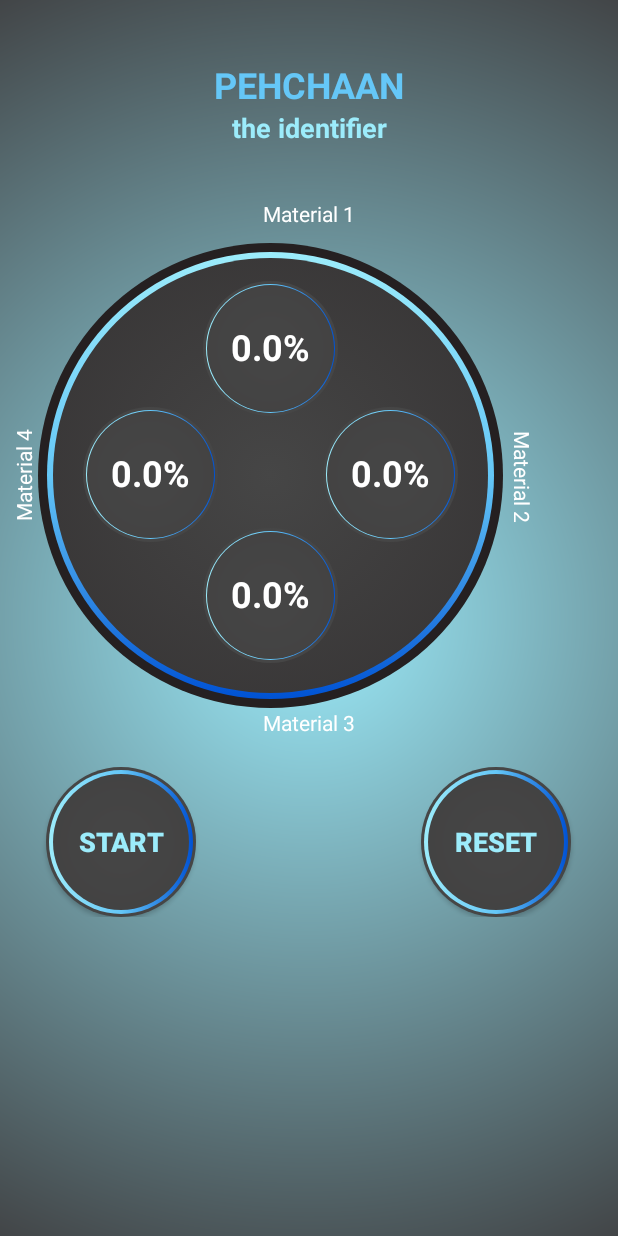
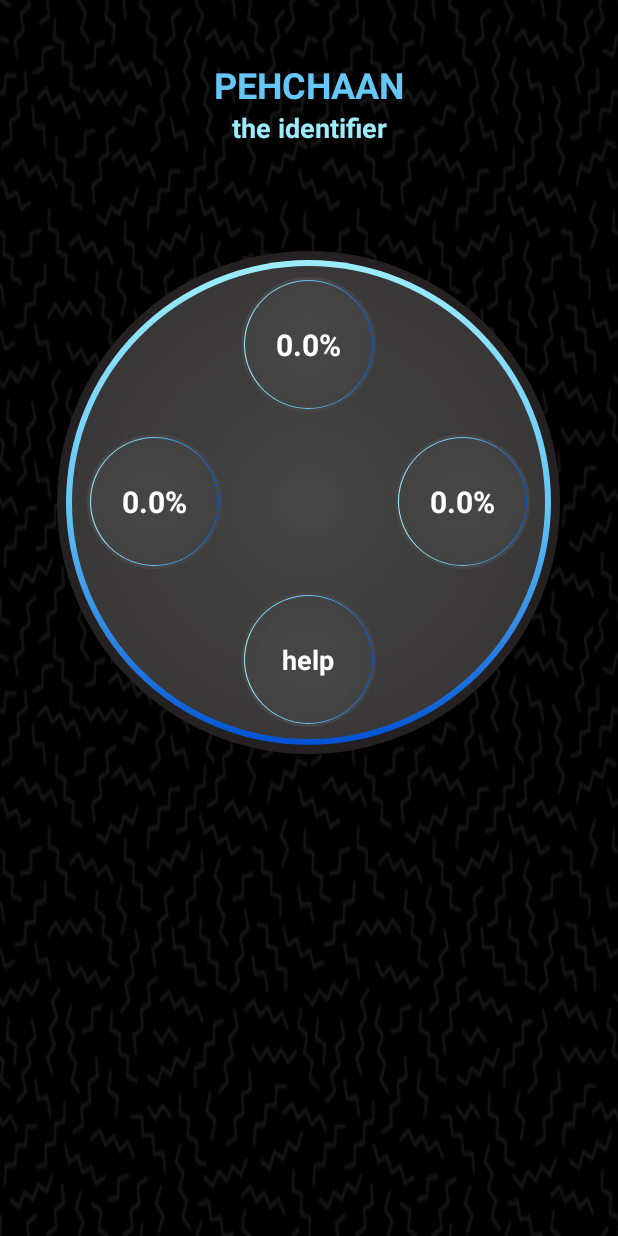
Before and after one commit to AnshulHedau/Pehchaan-The-Identifier, an Android app: the screen it shows after launch (InsightActivity), on a phone screen of 412 x 824 dp. Run offline under Robolectric (Android 15) with nearby library versions, the light colour scheme and no system bars; our stand-ins replace Firebase (no records; nobody signed in at launch, a user with empty details on screens opened directly); 3 statements that could not run were skipped.

Commit message:
Modified UI a bit :exclamation:

```diff
--- a/Data_Visualisation_Android/app/src/main/java/com/example/pehchaan/InsightActivity.java
+++ b/Data_Visualisation_Android/app/src/main/java/com/example/pehchaan/InsightActivity.java
@@ -4,6 +4,8 @@ import android.app.Activity;
 import android.graphics.drawable.AnimationDrawable;
 import android.os.Bundle;
 import android.support.annotation.NonNull;
+import android.view.View;
+import android.widget.LinearLayout;
 import android.widget.TextView;
 
 import com.google.firebase.database.DataSnapshot;
@@ -14,6 +16,8 @@ import com.google.firebase.database.ValueEventListener;
 
 public class InsightActivity extends Activity {
 
+    private boolean help_displayed = false;
+
     @Override
     protected void onCreate(Bundle savedInstanceState) {
         super.onCreate(savedInstanceState);
@@ -23,7 +27,24 @@ public class InsightActivity extends Activity {
         final TextView textView_m1 = findViewById(R.id.tv_m1);
         final TextView textView_m2 = findViewById(R.id.tv_m2);
         final TextView textView_m3 = findViewById(R.id.tv_m3);
-        final TextView textView_m4 = findViewById(R.id.tv_m4);
+
+        TextView help_btn = findViewById(R.id.help_btn);
+        final LinearLayout help_view = findViewById(R.id.help_values);
+
+        help_btn.setOnClickListener(new View.OnClickListener() {
+            @Override
+            public void onClick(View v) {
+                if(help_displayed) {
+                    help_view.setVisibility(View.INVISIBLE);
+                    help_displayed = !help_displayed;
+                }
+
+                else {
+                    help_view.setVisibility(View.VISIBLE);
+                    help_displayed = !help_displayed;
+                }
+            }
+        });
 
         DatabaseReference database_rf = FirebaseDatabase.getInstance().getReference();
         database_rf.addValueEventListener(new ValueEventListener() {
@@ -43,10 +64,6 @@ public class InsightActivity extends Activity {
                 temp_int_value = (int) (Double.parseDouble(dataSnapshot.child("confidence_values").child("material_3").getValue().toString()) * 1000);
                 temp_double_value = (float) temp_int_value / 10;
                 textView_m3.setText(temp_double_value + "%");
-
-                temp_int_value = (int) (Double.parseDouble(dataSnapshot.child("confidence_values").child("material_4").getValue().toString()) * 1000);
-                temp_double_value = (float) temp_int_value / 10;
-                textView_m4.setText(temp_double_value + "%");
             }
 
             @Override
--- a/Data_Visualisation_Android/app/src/main/res/layout/activity_insight.xml
+++ b/Data_Visualisation_Android/app/src/main/res/layout/activity_insight.xml
@@ -4,24 +4,15 @@
     android:layout_width="match_parent"
     android:layout_height="match_parent"
     android:layout_gravity="center"
-    android:background="@drawable/background_gradient"
+    android:background="@drawable/memphis"
     android:orientation="vertical"
     tools:context=".InsightActivity">
-
-    <LinearLayout
-        android:layout_width="match_parent"
-        android:layout_height="wrap_content"
-        android:layout_marginLeft="40dp"
-        android:layout_marginTop="30dp"
-        android:layout_marginRight="40dp"
-        android:layout_marginBottom="20dp"
-        android:orientation="vertical">
 
     <TextView
         android:id="@+id/textView3"
         android:layout_width="match_parent"
         android:layout_height="wrap_content"
-            android:layout_marginTop="10dp"
+        android:layout_marginTop="40dp"
         android:text="PEHCHAAN"
         android:textAlignment="center"
         android:textColor="@color/gradientcolorMid"
@@ -39,260 +30,135 @@
         android:textSize="18sp"
         android:textStyle="bold" />
 
-    </LinearLayout>
-
     <RelativeLayout
         android:layout_width="match_parent"
-        android:layout_height="wrap_content">
-
-        <TextView
-            android:id="@+id/textView7"
-            android:layout_width="85dp"
         android:layout_height="wrap_content"
-            android:layout_alignParentTop="true"
-            android:layout_centerHorizontal="true"
-            android:paddingTop="5dp"
-            android:text="Material 1"
-            android:textAlignment="center"
-            android:textColor="#FFF" />
-    </RelativeLayout>
-
-    <LinearLayout
-        android:layout_width="wrap_content"
-        android:layout_height="wrap_content"
+        android:layout_marginTop="60dp"
         android:orientation="horizontal">
-
-
-        <RelativeLayout
-            android:layout_width="25dp"
-            android:layout_height="match_parent">
-
-            <TextView
-                android:id="@+id/textView9"
-                android:layout_width="wrap_content"
-                android:layout_height="100dp"
-                android:layout_alignParentStart="true"
-                android:layout_alignParentBottom="true"
-                android:layout_gravity="center"
-                android:layout_marginStart="25dp"
-                android:layout_marginEnd="150dp"
-                android:layout_marginBottom="105dp"
-                android:rotation="-90"
-                android:text="Material 4"
-                android:textAlignment="center"
-                android:textColor="#FFF" />
-
-        </RelativeLayout>
 
         <LinearLayout
             android:id="@+id/sensorBtn"
-            android:layout_width="310dp"
-            android:layout_height="310dp"
-            android:layout_marginTop="10dp"
+            android:layout_width="335dp"
+            android:layout_height="335dp"
+            android:layout_centerHorizontal="true"
             android:background="@drawable/animation_gradient"
             android:orientation="vertical"
             android:padding="10dp">
 
-
             <RelativeLayout
+                android:id="@+id/firstrow"
                 android:layout_width="match_parent"
-                android:layout_height="match_parent">
-
-                <LinearLayout
-                    android:layout_width="match_parent"
-                    android:layout_height="match_parent"
-                    android:layout_marginTop="15dp"
-                    android:orientation="horizontal">
-
-                    <View
-                        android:layout_width="0dp"
                 android:layout_height="0dp"
-                        android:layout_weight="1" />
+                android:layout_weight="1">
 
                 <TextView
                     android:id="@+id/tv_m1"
                     android:layout_width="90dp"
                     android:layout_height="90dp"
+                    android:layout_centerHorizontal="true"
+                    android:layout_centerVertical="true"
+                    android:layout_marginTop="10dp"
                     android:background="@drawable/button_gradient"
-                        android:paddingTop="27dp"
+                    android:gravity="center"
                     android:text="90%"
                     android:textAlignment="center"
-                        android:textAllCaps="true"
                     android:textColor="#FFF"
-                        android:textSize="24sp"
+                    android:textSize="20sp"
                     android:textStyle="bold" />
+            </RelativeLayout>
 
-                    <View
-                        android:layout_width="0dp"
+            <RelativeLayout
+                android:layout_width="match_parent"
                 android:layout_height="0dp"
-                        android:layout_weight="1" />
-
-                </LinearLayout>
-
-                <LinearLayout
-                    android:layout_width="match_parent"
-                    android:layout_height="match_parent"
-                    android:layout_marginTop="95dp"
-                    android:orientation="horizontal">
-
-                    <View
-                        android:layout_width="0dp"
-                        android:layout_height="0dp"
-                        android:layout_weight="1" />
+                android:layout_weight="1">
 
                 <TextView
                     android:id="@+id/tv_m2"
                     android:layout_width="90dp"
                     android:layout_height="90dp"
-                        android:layout_marginTop="4dp"
-                        android:layout_marginEnd="70dp"
+                    android:layout_alignParentStart="true"
+                    android:layout_centerVertical="true"
+                    android:layout_marginStart="10dp"
                     android:background="@drawable/button_gradient"
-                        android:paddingTop="27dp"
+                    android:gravity="center"
                     android:text="90%"
                     android:textAlignment="center"
-                        android:textAllCaps="true"
                     android:textColor="#FFF"
-                        android:textSize="24sp"
+                    android:textSize="20sp"
                     android:textStyle="bold" />
 
                 <TextView
                     android:id="@+id/tv_m3"
                     android:layout_width="90dp"
                     android:layout_height="90dp"
+                    android:layout_alignParentEnd="true"
+                    android:layout_centerVertical="true"
                     android:layout_marginTop="4dp"
+                    android:layout_marginEnd="10dp"
                     android:background="@drawable/button_gradient"
-                        android:paddingTop="27dp"
+                    android:gravity="center"
                     android:text="90%"
                     android:textAlignment="center"
-                        android:textAllCaps="true"
                     android:textColor="#FFF"
-                        android:textSize="24sp"
+                    android:textSize="20sp"
                     android:textStyle="bold" />
 
-                    <View
-                        android:layout_width="0dp"
-                        android:layout_height="0dp"
-                        android:layout_weight="1" />
+            </RelativeLayout>
 
-                </LinearLayout>
-
-                <LinearLayout
+            <RelativeLayout
                 android:id="@+id/thirdrow"
                 android:layout_width="match_parent"
-                    android:layout_height="match_parent"
-                    android:layout_marginTop="170dp"
-                    android:orientation="horizontal">
-
-                    <View
-                        android:layout_width="0dp"
                 android:layout_height="0dp"
-                        android:layout_weight="1" />
+                android:layout_weight="1">
 
                 <TextView
-                        android:id="@+id/tv_m4"
+                    android:id="@+id/help_btn"
                     android:layout_width="90dp"
                     android:layout_height="90dp"
-                        android:layout_marginTop="10dp"
+                    android:layout_centerHorizontal="true"
+                    android:layout_centerVertical="true"
                     android:background="@drawable/button_gradient"
-                        android:paddingTop="27dp"
-                        android:text="90%"
+                    android:gravity="center"
+                    android:text="help"
                     android:textAlignment="center"
-                        android:textAllCaps="true"
                     android:textColor="#FFF"
-                        android:textSize="24sp"
+                    android:textSize="18sp"
                     android:textStyle="bold" />
-
-                    <View
-                        android:layout_width="0dp"
-                        android:layout_height="0dp"
-                        android:layout_weight="1" />
-
+            </RelativeLayout>
         </LinearLayout>
 
     </RelativeLayout>
 
-
-        </LinearLayout>
-
-        <RelativeLayout
-            android:layout_width="30dp"
-            android:layout_height="match_parent">
+    <LinearLayout
+        android:id="@+id/help_values"
+        android:layout_width="match_parent"
+        android:layout_height="match_parent"
+        android:layout_marginTop="20dp"
+        android:visibility="invisible">
 
         <TextView
-                android:id="@+id/textView10"
-                android:layout_width="wrap_content"
-                android:layout_height="97dp"
-                android:layout_alignParentEnd="true"
-                android:layout_alignParentBottom="true"
-                android:layout_centerVertical="true"
-                android:layout_gravity="center"
-                android:layout_marginStart="30dp"
-                android:layout_marginTop="100dp"
-                android:layout_marginEnd="25dp"
-                android:layout_marginBottom="105dp"
-                android:rotation="90"
-                android:text="Material 2"
+            android:layout_width="0dp"
+            android:layout_height="wrap_content"
+            android:layout_weight="1"
+            android:text="Cermaics"
+            android:textAlignment="center"
+            android:textColor="#FFF" />
+
+        <TextView
+            android:layout_width="0dp"
+            android:layout_height="wrap_content"
+            android:layout_weight="1"
+            android:text="Plastic"
             android:textAlignment="center"
             android:textColor="#FFF" />
 
 
-        </RelativeLayout>
-
-    </LinearLayout>
-
-    <RelativeLayout
-        android:layout_width="match_parent"
-        android:layout_height="wrap_content">
-
         <TextView
-            android:id="@+id/textView8"
-            android:layout_width="wrap_content"
+            android:layout_width="0dp"
             android:layout_height="wrap_content"
-            android:layout_alignParentTop="true"
-            android:layout_centerHorizontal="true"
-            android:text="Material 3"
+            android:layout_weight="1"
+            android:text="Wood"
+            android:textAlignment="center"
             android:textColor="#FFF" />
-
-
-    </RelativeLayout>
-
-    <LinearLayout
-        android:layout_width="match_parent"
-        android:layout_height="wrap_content"
-        android:layout_marginTop="20dp">
-
-        <View
-            android:layout_width="0dp"
-            android:layout_height="0dp"
-            android:layout_weight="1" />
-
-        <Button
-            android:layout_width="100dp"
-            android:layout_height="100dp"
-            android:layout_marginEnd="150dp"
-            android:background="@drawable/button_gradient_red"
-            android:text="Start"
-            android:textAlignment="center"
-            android:textAllCaps="true"
-            android:textColor="@color/gradientcolorStart"
-            android:textSize="18sp"
-            android:textStyle="bold" />
-
-        <Button
-            android:layout_width="100dp"
-            android:layout_height="100dp"
-            android:background="@drawable/button_gradient_red"
-            android:text="Reset"
-            android:textAlignment="center"
-            android:textAllCaps="true"
-            android:textColor="@color/gradientcolorStart"
-            android:textSize="18sp"
-            android:textStyle="bold" />
-
-        <View
-            android:layout_width="0dp"
-            android:layout_height="0dp"
-            android:layout_weight="1" />
-
     </LinearLayout>
 </LinearLayout>
--- a/Data_Visualisation_Android/app/src/main/res/values/colors.xml
+++ b/Data_Visualisation_Android/app/src/main/res/values/colors.xml
@@ -1,7 +1,7 @@
 <?xml version="1.0" encoding="utf-8"?>
 <resources>
     <color name="colorPrimary">#252021</color>
-    <color name="colorPrimaryDark">#464646</color>
+    <color name="colorPrimaryDark">#5FBFF9</color>
     <color name="colorAccent">#008577</color>
     <color name="gradientcolorStart">#9cecfb</color>
     <color name="gradientcolorMid">#65c7f7</color>
```
Also changed, not shown: Data_Visualisation_Android/app/src/main/res/drawable/memphis.png (added). Lines whose indentation alone changed are shown as unchanged.
